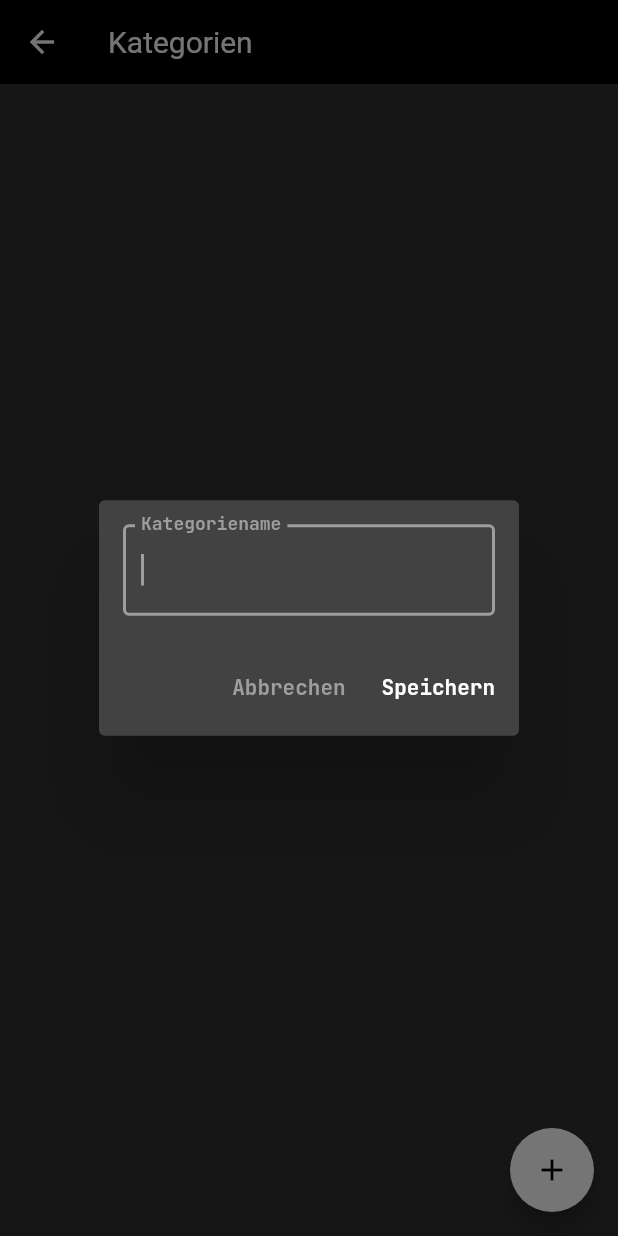
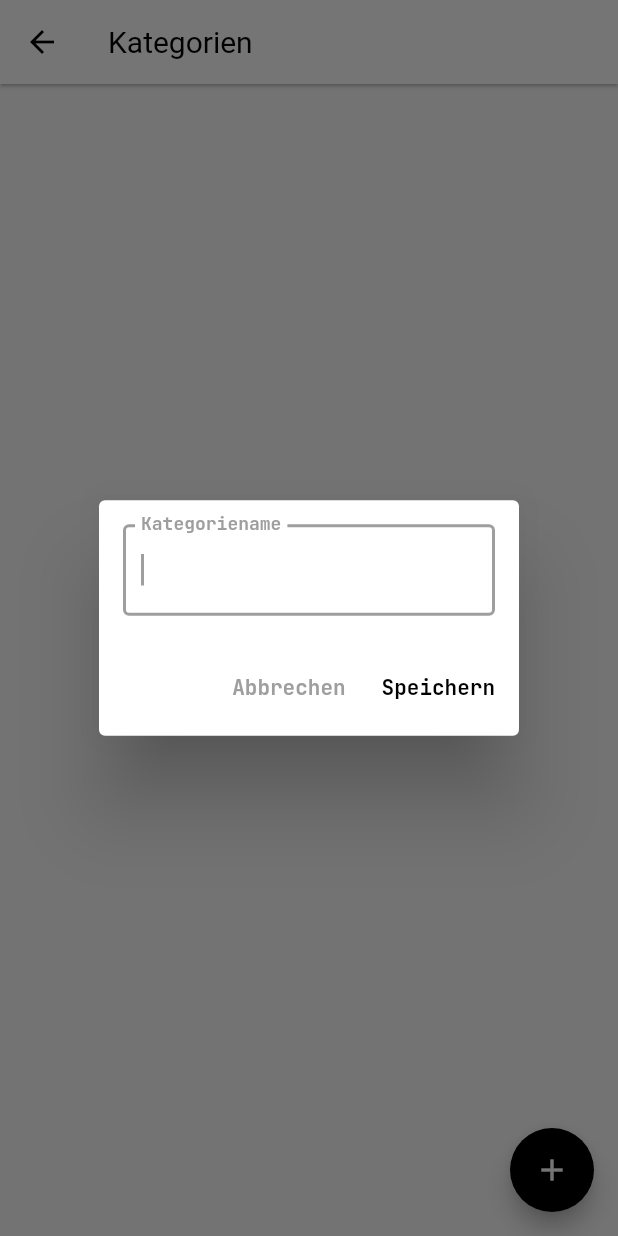
Before and after one commit to thehrlein/ShoppingList, a Flutter app: the CategoriesScreen screen opened by its route, after a tap on the "add" icon, on a phone screen of 412 x 824 dp. Run offline on Flutter 3.47's test engine with Material 2 defaults, Android fonts, the phone set to English and light mode, and no system bars; our stand-ins replace bloc, cloud_firestore, firebase_core, flutter_bloc, flutter_typeahead, freezed_annotation and 6 more; accounts and stored records are empty; generated files the repository leaves out were written again.

Commit message:
[ADD] dark & light theme switch

```diff
--- /dev/null
+++ b/lib/app/theme/app_theme_cubit.dart
@@ -0,0 +1,31 @@
+import 'package:bloc/bloc.dart';
+import 'package:flutter/material.dart';
+import 'package:freezed_annotation/freezed_annotation.dart';
+import 'package:injectable/injectable.dart';
+import 'package:meta/meta.dart';
+import 'package:shopping_list/services/settings/settings_manager.dart';
+
+import 'app_theme_dark.dart';
+import 'app_theme_light.dart';
+import 'app_theme_state.dart';
+
+@Singleton()
+class AppThemeCubit extends Cubit<AppThemeState> {
+  SettingsManager _settingsManager;
+
+  AppThemeCubit(this._settingsManager) : super(const LoadingThemeState()) {
+    _settingsManager.getTheme().then((dark) {
+      _emitTheme(dark);
+    });
+  }
+
+  Future<void> onThemeSelected({@required bool value}) async {
+    _settingsManager.setTheme(value).then((_) {
+      _emitTheme(value);
+    });
+  }
+
+  void _emitTheme(bool dark) {
+    emit(LoadedThemeState(dark ? darkTheme : lightTheme));
+  }
+}
--- a/lib/app/theme/app_theme_dark.dart
+++ b/lib/app/theme/app_theme_light.dart
@@ -1,30 +1,30 @@
 import 'package:flutter/material.dart';
 import 'package:shopping_list/app/utils/dimens.dart';
 
-ThemeData darkTheme = ThemeData(
+ThemeData lightTheme = ThemeData(
   primarySwatch: Colors.grey,
   primaryColor: Colors.black,
-  brightness: Brightness.dark,
-  accentColor: Colors.white,
+  brightness: Brightness.light,
+  accentColor: Colors.black,
   accentIconTheme: IconThemeData(color: Colors.white),
-  dividerColor: Colors.black12,
+  dividerColor: Colors.white54,
   fontFamily: "JetBrainsMono",
   buttonTheme: ButtonThemeData(
-    buttonColor: Colors.white,
+    buttonColor: Colors.black,
     textTheme: ButtonTextTheme.primary,
   ),
   appBarTheme: AppBarTheme(
-    color: Colors.black,
-    brightness: Brightness.dark,
+    color: Colors.white,
+    brightness: Brightness.light,
     centerTitle: false,
-    elevation: 0,
+    elevation: 1,
     textTheme: TextTheme(
       headline6: TextStyle(
         fontSize: FontSizes.font_size_headline_6,
-        color: Colors.white,
+        color: Colors.black,
       ),
     ),
-    iconTheme: IconThemeData(color: Colors.white),
+    iconTheme: IconThemeData(color: Colors.black),
   ),
   tabBarTheme: TabBarTheme(
     labelPadding: EdgeInsets.symmetric(horizontal: Spaces.space_2),
@@ -32,10 +32,10 @@ ThemeData darkTheme = ThemeData(
         fontFamily: "JetBrainsMono", fontSize: FontSizes.font_size_body_2),
     unselectedLabelStyle: TextStyle(
         fontFamily: "JetBrainsMono", fontSize: FontSizes.font_size_body_2),
-    labelColor: Colors.white,
+    labelColor: Colors.black,
     indicator: UnderlineTabIndicator(
       borderSide: BorderSide(
-        color: Colors.white,
+        color: Colors.black,
         width: 1.5,
         style: BorderStyle.solid,
       ),
@@ -43,12 +43,12 @@ ThemeData darkTheme = ThemeData(
     ),
   ),
   bottomNavigationBarTheme: BottomNavigationBarThemeData(
-    backgroundColor: Colors.grey[900],
+    backgroundColor: Colors.grey[100],
     selectedItemColor: Colors.red,
-    unselectedItemColor: Colors.white,
+    unselectedItemColor: Colors.black,
   ),
   floatingActionButtonTheme: FloatingActionButtonThemeData(
-    backgroundColor: Colors.white,
-    foregroundColor: Colors.black,
+    backgroundColor: Colors.black,
+    foregroundColor: Colors.white,
   ),
 );
--- /dev/null
+++ b/lib/app/theme/app_theme_state.dart
@@ -0,0 +1,10 @@
+import 'package:flutter/material.dart';
+import 'package:freezed_annotation/freezed_annotation.dart';
+
+part 'app_theme_state.freezed.dart';
+
+@freezed
+abstract class AppThemeState with _$AppThemeState{
+  const factory AppThemeState.loading() = LoadingThemeState;
+  const factory AppThemeState.loaded(ThemeData theme) = LoadedThemeState;
+}
--- a/lib/app/translations/output/intl/messages_de.dart
+++ b/lib/app/translations/output/intl/messages_de.dart
@@ -47,6 +47,8 @@ class MessageLookup extends MessageLookupByLibrary {
     "navigationTabMenuListTitle" : MessageLookupByLibrary.simpleMessage("Essensplan"),
     "navigationTabSettingsTitle" : MessageLookupByLibrary.simpleMessage("Einstellungen"),
     "navigationTabShoppingListTitle" : MessageLookupByLibrary.simpleMessage("Einkaufsplan"),
+    "settingsSectionAppearanceDarkTheme" : MessageLookupByLibrary.simpleMessage("Dunkles Design"),
+    "settingsSectionAppearanceTitle" : MessageLookupByLibrary.simpleMessage("Erscheinung"),
     "settingsSectionGeneralAllItemsSubtitle" : MessageLookupByLibrary.simpleMessage("Artikel bearbeiten"),
     "settingsSectionGeneralAllItemsTitle" : MessageLookupByLibrary.simpleMessage("Artikel"),
     "settingsSectionGeneralCategorySubtitle" : MessageLookupByLibrary.simpleMessage("Kategorien bearbeiten"),
--- a/lib/app/translations/output/intl/messages_en.dart
+++ b/lib/app/translations/output/intl/messages_en.dart
@@ -47,6 +47,8 @@ class MessageLookup extends MessageLookupByLibrary {
     "navigationTabMenuListTitle" : MessageLookupByLibrary.simpleMessage("Menu List"),
     "navigationTabSettingsTitle" : MessageLookupByLibrary.simpleMessage("Settings"),
     "navigationTabShoppingListTitle" : MessageLookupByLibrary.simpleMessage("Shopping List"),
+    "settingsSectionAppearanceDarkTheme" : MessageLookupByLibrary.simpleMessage("Dark theme"),
+    "settingsSectionAppearanceTitle" : MessageLookupByLibrary.simpleMessage("Appearance"),
     "settingsSectionGeneralAllItemsSubtitle" : MessageLookupByLibrary.simpleMessage("Edit all articles"),
     "settingsSectionGeneralAllItemsTitle" : MessageLookupByLibrary.simpleMessage("Articles"),
     "settingsSectionGeneralCategorySubtitle" : MessageLookupByLibrary.simpleMessage("Edit your categories"),
--- /dev/null
+++ b/lib/services/settings/settings_manager.dart
@@ -0,0 +1,7 @@
+
+abstract class SettingsManager {
+  static const String themeSettingsKey = "themeSettingsKey";
+
+  Future<void> setTheme(bool dark);
+  Future<bool> getTheme();
+}
--- a/lib/ui/widgets/shopping_list_header_widget.dart
+++ b/lib/ui/widgets/shopping_list_header_widget.dart
@@ -23,7 +23,9 @@ class _ShoppingListHeaderWidgetState extends State<ShoppingListHeaderWidget> {
           children: [
             Text(
               widget.item.category.name,
-              style: Theme.of(context).textTheme.headline5,
+              style: Theme.of(context).textTheme.headline5.copyWith(
+                color: Theme.of(context).primaryColor
+              ),
             ),
           ],
         ),
--- a/lib/ui/widgets/shopping_list_value_widget.dart
+++ b/lib/ui/widgets/shopping_list_value_widget.dart
@@ -42,7 +42,7 @@ class _ShoppingListValueWidgetState extends State<ShoppingListValueWidget> {
               children: [
                 Text(
                   widget.item.name,
-                  style: Theme.of(context).textTheme.caption,
+                  style: Theme.of(context).textTheme.bodyText1,
                 ),
               ],
             ),
```
Also changed, not shown: lib/app/app.dart (+14 -2 lines), lib/app/translations/input/intl_de.arb (+11 -1 lines), lib/app/translations/input/intl_en.arb (+11 -1 lines), lib/app/translations/output/l10n.dart (+20 -0 lines), lib/services/settings/settings_manager_impl.dart (added, +22 -0 lines), lib/ui/screens/settings/settings_list_screen.dart (+45 -10 lines), lib/app/di/inject.config.dart, lib/app/theme/app_theme_state.freezed.dart (added).
